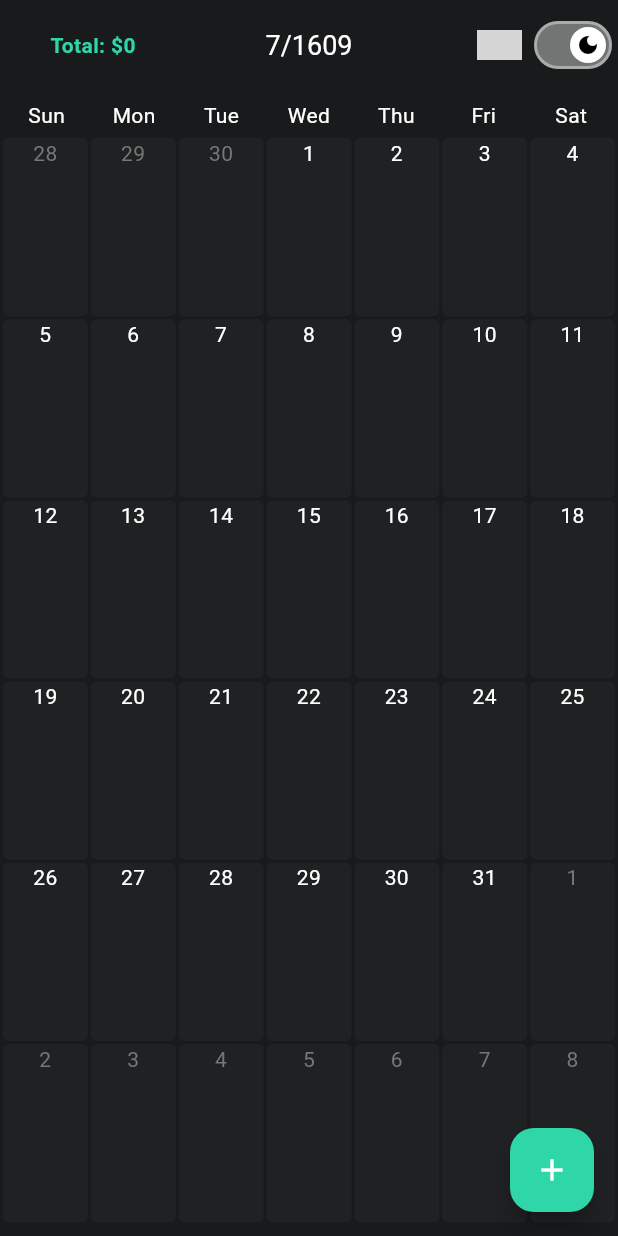
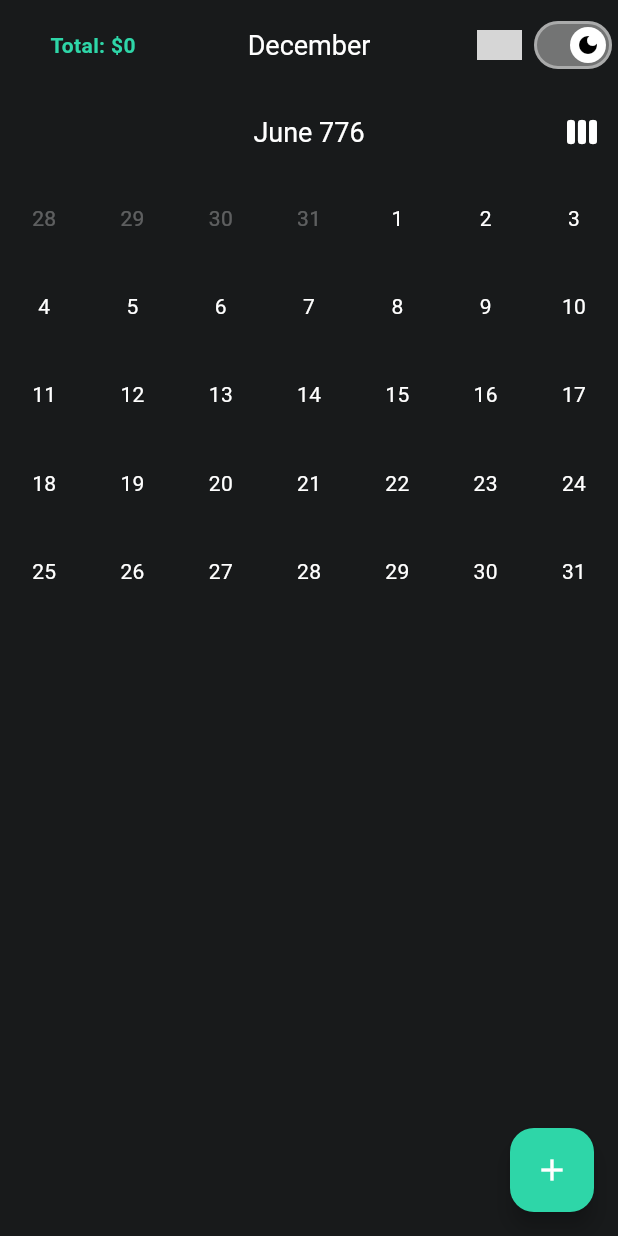
Before and after one commit to trieu-dev/watch-my-cash-flow, a Flutter app: the screen it shows after launch, swiped to page 4, on a phone screen of 412 x 824 dp. Run offline on Flutter 3.47's test engine with Material 3 defaults, Android fonts, the phone set to English and light mode, and no system bars; our stand-ins replace flutter_dotenv, get, shared_preferences, supabase_flutter; missing offline and left inert: country_flags; accounts and stored records are empty; grey boxes are pictures that could not be loaded.

Commit message:
Support view by weeks

```diff
--- /dev/null
+++ b/watch_my_cash_flow/lib/calendar/calendar_controller.dart
@@ -0,0 +1,12 @@
+import 'package:get/get.dart';
+import 'package:watch_my_cash_flow/calendar/date_utils.dart';
+
+enum CalendarViewMode { month, week }
+
+class CalendarController extends GetxController {
+  var selectedDate = DateTime.now().dateOnly.obs;
+  var viewMode = CalendarViewMode.month.obs;
+
+  /// Used for PageView initial index
+  final int centerPage = 5000;
+}
--- /dev/null
+++ b/watch_my_cash_flow/lib/calendar/calendar_page.dart
@@ -0,0 +1,46 @@
+import 'package:flutter/material.dart';
+import 'package:get/get.dart';
+import 'package:intl/intl.dart';
+import 'package:watch_my_cash_flow/calendar/calendar_controller.dart';
+import 'package:watch_my_cash_flow/calendar/month_view.dart';
+import 'package:watch_my_cash_flow/calendar/week_view.dart';
+
+class CalendarPage extends StatelessWidget {
+  final controller = Get.put(CalendarController());
+
+  @override
+  Widget build(BuildContext context) {
+    return Scaffold(
+      appBar: AppBar(
+        title: Obx(() => Text(
+              DateFormat.yMMMM().format(controller.selectedDate.value),
+            )),
+        actions: [
+          Obx(() {
+            final isMonth = controller.viewMode.value == CalendarViewMode.month;
+
+            return IconButton(
+              icon: Icon(isMonth ? Icons.view_week : Icons.calendar_month),
+              onPressed: () {
+                controller.viewMode.value =
+                    isMonth ? CalendarViewMode.week : CalendarViewMode.month;
+              },
+            );
+          }),
+        ],
+      ),
+
+      // The animated switcher between month <-> week
+      body: Obx(() {
+        return AnimatedSwitcher(
+          duration: Duration(milliseconds: 280),
+          transitionBuilder: (child, anim) =>
+              FadeTransition(opacity: anim, child: child),
+          child: controller.viewMode.value == CalendarViewMode.month
+              ? MonthPager()
+              : WeekPager(),
+        );
+      }),
+    );
+  }
+}
--- /dev/null
+++ b/watch_my_cash_flow/lib/calendar/date_utils.dart
@@ -0,0 +1,43 @@
+extension DateOnly on DateTime {
+  DateTime get dateOnly => DateTime(year, month, day);
+}
+
+DateTime addMonths(DateTime d, int months) {
+  int newYear = d.year;
+  int newMonth = d.month + months;
+
+  while (newMonth > 12) {
+    newMonth -= 12;
+    newYear++;
+  }
+  while (newMonth < 1) {
+    newMonth += 12;
+    newYear--;
+  }
+
+  int lastDay = DateTime(newYear, newMonth + 1, 0).day;
+  int newDay = d.day.clamp(1, lastDay);
+
+  return DateTime(newYear, newMonth, newDay);
+}
+
+List<DateTime> getMonthDays(DateTime date) {
+  final first = DateTime(date.year, date.month, 1);
+  final last = DateTime(date.year, date.month + 1, 0);
+
+  final start = first.subtract(Duration(days: first.weekday - 1));
+  final end = last.add(Duration(days: 7 - last.weekday));
+
+  List<DateTime> days = [];
+  for (var d = start;
+      d.isBefore(end) || d.isAtSameMomentAs(end);
+      d = d.add(Duration(days: 1))) {
+    days.add(d);
+  }
+  return days;
+}
+
+List<DateTime> getWeekDays(DateTime date) {
+  final monday = date.subtract(Duration(days: date.weekday - 1));
+  return List.generate(7, (i) => monday.add(Duration(days: i)));
+}
--- /dev/null
+++ b/watch_my_cash_flow/lib/calendar/month_view.dart
@@ -0,0 +1,91 @@
+import 'package:flutter/material.dart';
+import 'package:get/get.dart';
+import 'package:watch_my_cash_flow/calendar/calendar_controller.dart';
+import 'package:watch_my_cash_flow/calendar/date_utils.dart';
+
+class MonthPager extends StatelessWidget {
+  final controller = Get.find<CalendarController>();
+
+  @override
+  Widget build(BuildContext context) {
+    return PageView.builder(
+      controller: PageController(initialPage: controller.centerPage),
+      onPageChanged: (pageIndex) {
+        final diff = pageIndex - controller.centerPage;
+        controller.selectedDate.value =
+            addMonths(controller.selectedDate.value, diff).dateOnly;
+      },
+      itemBuilder: (_, pageIndex) {
+        final diff = pageIndex - controller.centerPage;
+        final monthDate =
+            addMonths(controller.selectedDate.value, diff).dateOnly;
+
+        return MonthView(
+          displayMonth: monthDate,
+          selectedDate: controller.selectedDate.value,
+          onSelect: (d) => controller.selectedDate.value = d,
+        );
+      },
+    );
+  }
+}
+
+class MonthView extends StatelessWidget {
+  final DateTime displayMonth;
+  final DateTime selectedDate;
+  final Function(DateTime) onSelect;
+
+  const MonthView({
+    required this.displayMonth,
+    required this.selectedDate,
+    required this.onSelect,
+  });
+
+  @override
+  Widget build(BuildContext context) {
+    final days = getMonthDays(displayMonth);
+    final theme = Theme.of(context);
+    final isDark = theme.brightness == Brightness.dark;
+
+    return GridView.builder(
+      padding: EdgeInsets.zero,
+      gridDelegate:
+          SliverGridDelegateWithFixedCrossAxisCount(crossAxisCount: 7),
+      itemCount: days.length,
+      itemBuilder: (_, i) {
+        final d = days[i];
+        final isToday = d.dateOnly == DateTime.now().dateOnly;
+        final isSelected = d.dateOnly == selectedDate.dateOnly;
+        final inMonth = d.month == displayMonth.month;
+
+        Color textColor = inMonth
+            ? (isDark ? Colors.white : Colors.black)
+            : (isDark ? Colors.white30 : Colors.black38);
+
+        return GestureDetector(
+          onTap: () => onSelect(d),
+          child: AnimatedContainer(
+            duration: Duration(milliseconds: 180),
+            margin: EdgeInsets.all(4),
+            decoration: BoxDecoration(
+              color: isSelected
+                  ? (isDark ? Colors.blueAccent : Colors.blue)
+                  : isToday
+                      ? (isDark ? Colors.blueGrey : Colors.blue.shade100)
+                      : Colors.transparent,
+              shape: BoxShape.circle,
+            ),
+            alignment: Alignment.center,
+            child: Text(
+              "${d.day}",
+              style: TextStyle(
+                color: textColor,
+                fontWeight: isSelected ? FontWeight.bold : FontWeight.normal,
+              ),
+            ),
+          ),
+        );
+      },
+    );
+  }
+}
--- a/watch_my_cash_flow/lib/main_page.dart
+++ b/watch_my_cash_flow/lib/main_page.dart
@@ -5,6 +5,7 @@ import 'package:supabase_flutter/supabase_flutter.dart';
 import 'package:watch_my_cash_flow/add_cash_flow_entry.dart';
 import 'package:watch_my_cash_flow/app/services/date_service.dart';
 import 'package:watch_my_cash_flow/app/services/localization_service.dart';
+import 'package:watch_my_cash_flow/calendar/calendar_page.dart';
 import 'package:watch_my_cash_flow/data/model/cash_flow_entry.dart';
 import 'package:watch_my_cash_flow/utils/money_text_formatter.dart';
 
@@ -100,21 +101,23 @@ class _MainPageState extends State<MainPage> {
     return Scaffold(
       appBar: appBar(),
       body: SafeArea(
-        child: PageView.builder(
-          onPageChanged: (value) {
-            setState(() {
-              month = DateTime(
-                DateTime.now().year,
-                DateTime.now().month + (value - 5000),
-              );
-            });
-          },
-          controller: _pageController,
-          itemBuilder: (context, index) {
-            final month = monthFromIndex(index);
-            return MonthCalendar(month: month, mDate2Entries: mDate2Entries, onAfterUpdated: handleAfterUpdated); // your existing month grid
-          },
-        )
+        child:
+        CalendarPage()
+        // PageView.builder(
+        //   onPageChanged: (value) {
+        //     setState(() {
+        //       month = DateTime(
+        //         DateTime.now().year,
+        //         DateTime.now().month + (value - 5000),
+        //       );
+        //     });
+        //   },
+        //   controller: _pageController,
+        //   itemBuilder: (context, index) {
+        //     final month = monthFromIndex(index);
+        //     return MonthCalendar(month: month, mDate2Entries: mDate2Entries, onAfterUpdated: handleAfterUpdated); // your existing month grid
+        //   },
+        // )
       ),
       floatingActionButton: addEntryButton(),
     );
```
Also changed, not shown: watch_my_cash_flow/lib/calendar/week_view.dart (added, +84 -0 lines).
